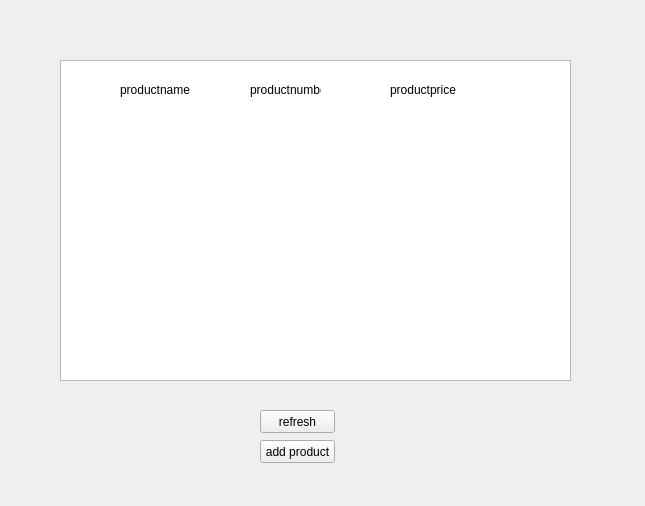
Before: the Qt Designer form viwe.ui in AP-1400-2/G3-Final, drawn with Qt 5.
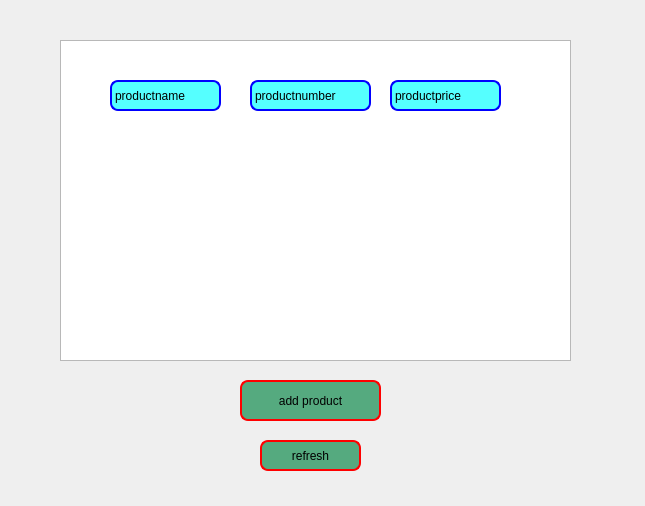
After: the same form once the commit is applied.

What changed in the file:
```diff
--- a/viwe.ui
+++ b/viwe.ui
@@ -17,7 +17,7 @@
    <property name="geometry">
     <rect>
      <x>60</x>
-     <y>60</y>
+     <y>40</y>
      <width>511</width>
      <height>321</height>
     </rect>
@@ -27,11 +27,17 @@
    <property name="geometry">
     <rect>
      <x>260</x>
-     <y>410</y>
-     <width>75</width>
-     <height>23</height>
+     <y>440</y>
+     <width>101</width>
+     <height>31</height>
     </rect>
    </property>
+   <property name="styleSheet">
+    <string notr="true">background-color: rgb(85, 170, 127);
+border: 2px solid red;
+border-radius: 8%;
+font: 18pt &quot;MS Shell Dlg 2&quot;;</string>
+   </property>
    <property name="text">
     <string>refresh</string>
    </property>
@@ -39,12 +45,18 @@
   <widget class="QPushButton" name="pushButton_2">
    <property name="geometry">
     <rect>
-     <x>260</x>
-     <y>440</y>
-     <width>75</width>
-     <height>23</height>
+     <x>240</x>
+     <y>380</y>
+     <width>141</width>
+     <height>41</height>
     </rect>
    </property>
+   <property name="styleSheet">
+    <string notr="true">background-color: rgb(85, 170, 127);
+border: 2px solid red;
+border-radius: 8%;
+font: 18pt &quot;MS Shell Dlg 2&quot;;</string>
+   </property>
    <property name="text">
     <string>add product</string>
    </property>
@@ -52,12 +64,19 @@
   <widget class="QLabel" name="label">
    <property name="geometry">
     <rect>
-     <x>120</x>
+     <x>110</x>
      <y>80</y>
-     <width>71</width>
-     <height>20</height>
+     <width>111</width>
+     <height>31</height>
     </rect>
    </property>
+   <property name="styleSheet">
+    <string notr="true">background-color: rgb(255, 255, 255);
+background-color: rgb(85, 255, 255);
+font: 12pt &quot;Malgun Gothic&quot;;
+border:2px solid blue;
+border-radius: 8%</string>
+   </property>
    <property name="text">
     <string>productname</string>
    </property>
@@ -67,10 +86,17 @@
     <rect>
      <x>250</x>
      <y>80</y>
-     <width>71</width>
-     <height>20</height>
+     <width>121</width>
+     <height>31</height>
     </rect>
    </property>
+   <property name="styleSheet">
+    <string notr="true">background-color: rgb(255, 255, 255);
+background-color: rgb(85, 255, 255);
+font: 12pt &quot;Malgun Gothic&quot;;
+border:2px solid blue;
+border-radius: 8%</string>
+   </property>
    <property name="text">
     <string>productnumber</string>
    </property>
@@ -80,10 +106,17 @@
     <rect>
      <x>390</x>
      <y>80</y>
-     <width>71</width>
-     <height>20</height>
+     <width>111</width>
+     <height>31</height>
     </rect>
    </property>
+   <property name="styleSheet">
+    <string notr="true">background-color: rgb(255, 255, 255);
+background-color: rgb(85, 255, 255);
+font: 12pt &quot;Malgun Gothic&quot;;
+border:2px solid blue;
+border-radius: 8%</string>
+   </property>
    <property name="text">
     <string>productprice</string>
    </property>
```
